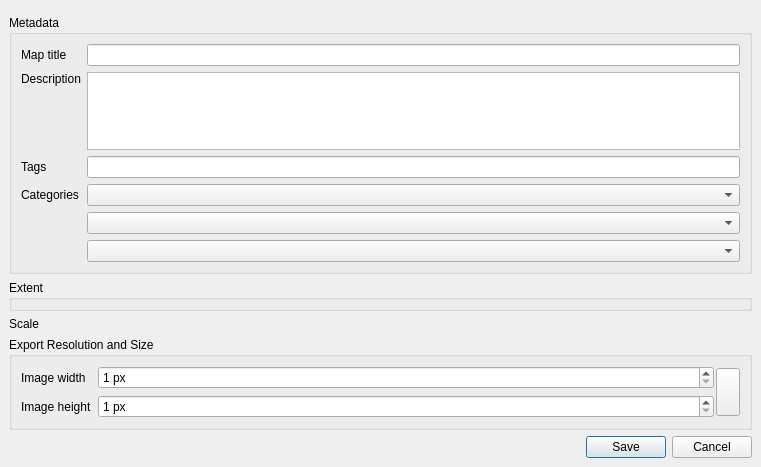
north-road/soar_qgis_plugin, file soar/ui/map_export_dialog.ui: the form before one commit.
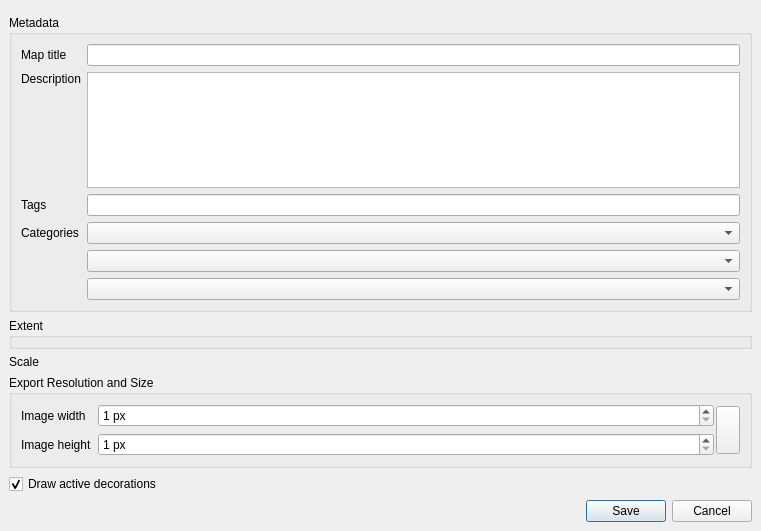
The form after the commit. Custom widgets are drawn as their Qt base class.

Commit message: Include map decorations in exports, and add checkbox to allow users to opt-out of including decorations

```diff
--- a/soar/ui/map_export_dialog.ui
+++ b/soar/ui/map_export_dialog.ui
@@ -7,7 +7,7 @@
     <x>0</x>
     <y>0</y>
     <width>761</width>
-    <height>467</height>
+    <height>531</height>
    </rect>
   </property>
   <property name="windowTitle">
@@ -236,6 +236,16 @@
         </property>
        </spacer>
       </item>
+      <item>
+       <widget class="QCheckBox" name="draw_decorations_check">
+        <property name="text">
+         <string>Draw active decorations</string>
+        </property>
+        <property name="checked">
+         <bool>true</bool>
+        </property>
+       </widget>
+      </item>
       <item>
        <widget class="QDialogButtonBox" name="buttonBox">
         <property name="orientation">
```
The commit also changes 3 other files.
